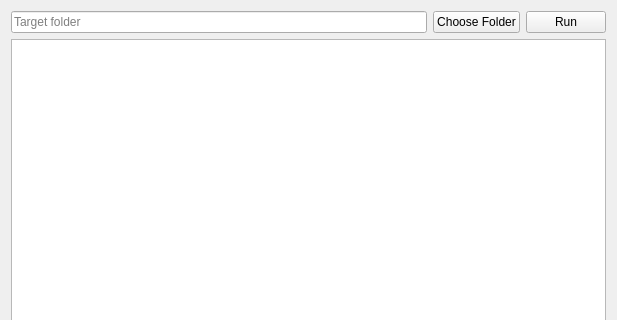
This is mainwindow.ui in flames85/QtPngWarning as Qt 5 draws it before an edit; both pictures show x 0 to 617 and y 0 to 320 of the 617 by 500 pixel window. The edited form follows.
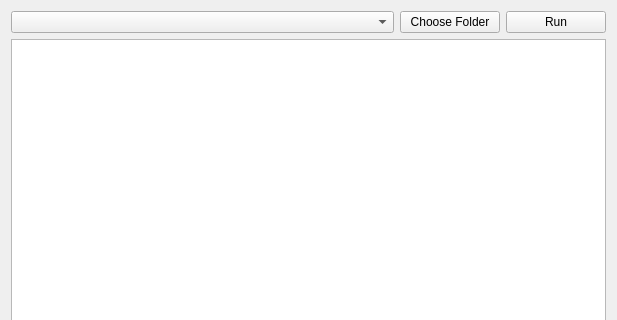
This is the edited form.

The edit to the form file:
```diff
--- a/mainwindow.ui
+++ b/mainwindow.ui
@@ -15,29 +15,37 @@
   </property>
   <widget class="QWidget" name="centralWidget">
    <layout class="QGridLayout" name="gridLayout">
-    <item row="0" column="0">
-     <widget class="QLineEdit" name="folderLine">
-      <property name="placeholderText">
-       <string>Target folder</string>
-      </property>
-     </widget>
-    </item>
-    <item row="0" column="1">
+    <item row="0" column="2">
      <widget class="QPushButton" name="chooseFolderBtn">
+      <property name="maximumSize">
+       <size>
+        <width>100</width>
+        <height>16777215</height>
+       </size>
+      </property>
       <property name="text">
        <string>Choose Folder</string>
       </property>
      </widget>
     </item>
-    <item row="0" column="2">
+    <item row="0" column="3">
      <widget class="QPushButton" name="runBtn">
+      <property name="maximumSize">
+       <size>
+        <width>100</width>
+        <height>16777215</height>
+       </size>
+      </property>
       <property name="text">
        <string>Run</string>
       </property>
      </widget>
     </item>
-    <item row="1" column="0" colspan="3">
-     <widget class="QListWidget" name="listWidget"/>
+    <item row="1" column="0" colspan="4">
+     <widget class="QTableWidget" name="tableWidget"/>
+    </item>
+    <item row="0" column="0" colspan="2">
+     <widget class="QComboBox" name="addressComboBox"/>
     </item>
    </layout>
   </widget>
```
